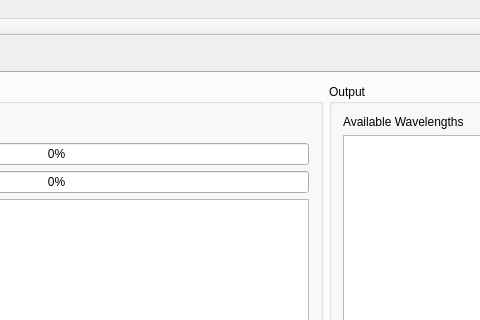
Old version of the form QtGuiApplication/QtGuiApplication.ui in the repository vtcon/GOSIS; both pictures show x 324 to 804 and y 0 to 320 of the 961 by 577 pixel window.
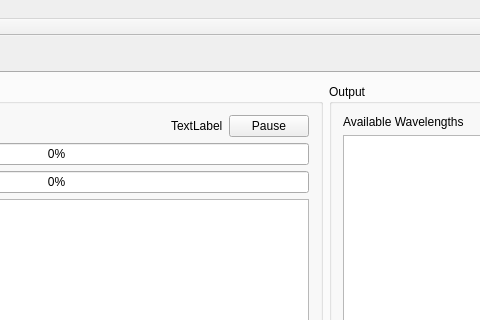
New version of the form. The open tabs and pages were chosen to show the change.

Commit message: Progress bar, pause/resume feature, correctness fix

The edit to the form file:
```diff
--- a/QtGuiApplication/QtGuiApplication.ui
+++ b/QtGuiApplication/QtGuiApplication.ui
@@ -18,7 +18,7 @@
     <item>
      <widget class="QTabWidget" name="tabWidget">
       <property name="currentIndex">
-       <number>0</number>
+       <number>2</number>
       </property>
       <widget class="QWidget" name="tabInput">
        <attribute name="title">
@@ -751,6 +751,20 @@
              </property>
             </spacer>
            </item>
+           <item row="0" column="3">
+            <widget class="QLabel" name="labelTime">
+             <property name="text">
+              <string>TextLabel</string>
+             </property>
+            </widget>
+           </item>
+           <item row="0" column="4">
+            <widget class="QPushButton" name="pushPause">
+             <property name="text">
+              <string>Pause</string>
+             </property>
+            </widget>
+           </item>
            <item row="1" column="0">
             <widget class="QPushButton" name="pushTrace">
              <property name="text">
@@ -758,7 +772,7 @@
              </property>
             </widget>
            </item>
-           <item row="1" column="1" colspan="2">
+           <item row="1" column="1" colspan="4">
             <widget class="QProgressBar" name="progressTrace">
              <property name="value">
               <number>0</number>
@@ -772,14 +786,14 @@
              </property>
             </widget>
            </item>
-           <item row="2" column="1" colspan="2">
+           <item row="2" column="1" colspan="4">
             <widget class="QProgressBar" name="progressRender">
              <property name="value">
               <number>0</number>
              </property>
             </widget>
            </item>
-           <item row="3" column="0" colspan="3">
+           <item row="3" column="0" colspan="5">
             <widget class="QTextEdit" name="textEditProcess"/>
            </item>
           </layout>
```
The commit also changes 16 other files.
